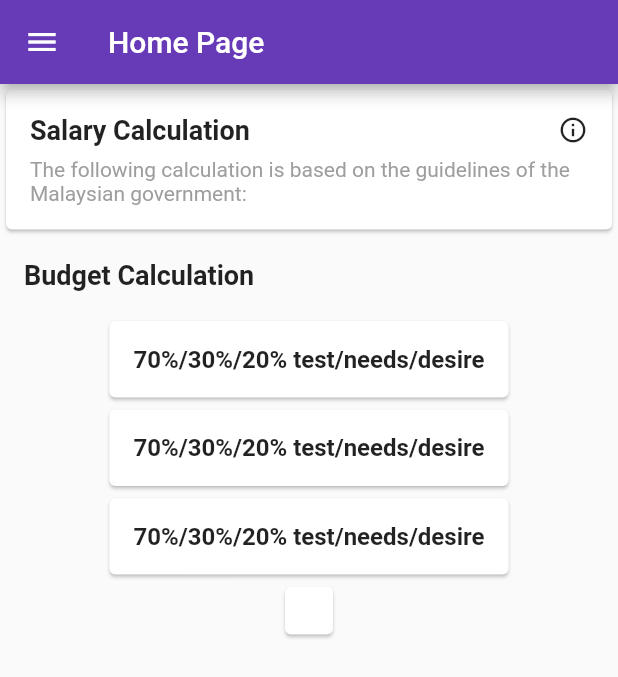
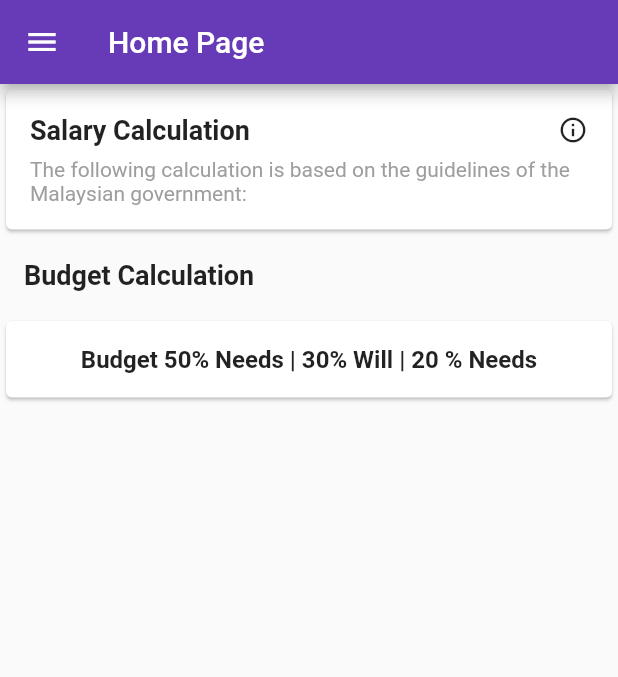
Before and after one commit to RizwanATC/walletapps, a Flutter app: the screen it shows after launch, on a phone screen of 412 x 824 dp. Shown: the top 677 px of the screen. Run offline on Flutter 3.47's test engine with Material 2 defaults, Android fonts, the phone set to English and light mode, and no system bars; drawn by our look-alikes of hidden_drawer_menu; our stand-ins replace google_fonts.

Commit message:
1. Budget Option Layout 2. Budget Option Calculation

```diff
--- a/lib/page/home_page.dart
+++ b/lib/page/home_page.dart
@@ -8,6 +8,16 @@ class HomePage extends StatefulWidget {
 }
 
 class _HomePageState extends State<HomePage> {
+
+  double _totalSalary = 10000;
+
+  Map<String, double> calculatePercentages(double totalSalary) {
+    double needs = totalSalary * 0.5;
+    double will = totalSalary * 0.3;
+    double savings = totalSalary * 0.2;
+
+    return {'Needs': needs, 'Will': will, 'Savings': savings};
+  }
 
   Map<String, double> _calculateValues(double salary) {
     double epf = (salary * 0.11).toDouble();
@@ -42,6 +52,7 @@ class _HomePageState extends State<HomePage> {
 
 
   bool _isExpanded = false;
+  bool _isBudgetExpend = false;
   TextEditingController _textEditingController = TextEditingController();
   String _displayText = '';
   int _enteredNumber = 0;
@@ -72,6 +83,19 @@ class _HomePageState extends State<HomePage> {
       _displayText = '';
     });
   }
+  void _BudgetExpandCard() {
+    setState(() {
+      _isBudgetExpend = true;
+    });
+  }
+
+  // Function to collapse the card
+  void _BudgetCollapseCard() {
+    setState(() {
+      _isBudgetExpend = false;
+
+    });
+  }
 
   // Function to update the display text
   void _updateDisplayText() {
@@ -99,7 +123,7 @@ class _HomePageState extends State<HomePage> {
               SizedBox(height: 10),
               Text('2. Tax will be calculated based on your salary range.'),
               SizedBox(height: 10),
-              Text('3. The following calculation is based on the guidelines of the Malaysian government:'),
+              Text('3. The following calculation is based on the guidelines of the Malaysian government.'),
             ],
           ),
           actions: [
@@ -118,7 +142,6 @@ class _HomePageState extends State<HomePage> {
   @override
   Widget build(BuildContext context) {
     return Scaffold(
-
       body: Column(
         children: [
           Card(
@@ -227,94 +250,91 @@ class _HomePageState extends State<HomePage> {
               ),
             ),
           ),
+          if (_isBudgetExpend) ...[
             SizedBox(height: 16),
+            ElevatedButton(
+              onPressed: () {
+                _BudgetCollapseCard();
+              },
+              child: Text('Close'),
+            ),
+          ],
+          SizedBox(height: 16),
+
+          Container(
+            alignment: Alignment.center,
+            child: Column(
+              crossAxisAlignment: CrossAxisAlignment.stretch,
+              children: [
                 Card(
-            child: InkWell(
+                  child: GestureDetector(
                     onTap: () {
-                // Add onTap function here
+                      setState(() {
+                        _isBudgetExpend = !_isBudgetExpend;
+                      });
                     },
-              child: Padding(
-                padding: EdgeInsets.all(16),
                     child: Column(
-                  crossAxisAlignment: CrossAxisAlignment.start,
                       children: [
-                    Text(
-                      '70%/30%/20% test/needs/desire',
+                        Padding(
+                          padding: const EdgeInsets.all(16),
+                          child: Text(
+                            'Budget 50% Needs | 30% Will | 20 % Needs',
                             style: TextStyle(
                               fontSize: 16,
                               fontWeight: FontWeight.bold,
+                            ),
+                            textAlign: TextAlign.center,
+                          ),
+                        ),
+                        if (_isBudgetExpend)
+                          Column(
+                            children: [
+                              Padding(
+                                padding: const EdgeInsets.all(16),
+                                child: Text(
+                                  '\$${_totalSalary.toStringAsFixed(2)}',
+                                  textAlign: TextAlign.center,
+                                ),
+                              ),
+                              Padding(
+                                padding: const EdgeInsets.all(8),
+                                child: Row(
+                                  mainAxisAlignment: MainAxisAlignment.spaceAround,
+                                  children: [
+                                    Column(
+                                      children: [
+                                        Text('50%'),
+                                        Text(
+                                          '\$${(_totalSalary * 0.5).toStringAsFixed(2)}',
+                                        ),
+                                      ],
+                                    ),
+                                    Column(
+                                      children: [
+                                        Text('30%'),
+                                        Text(
+                                          '\$${(_totalSalary * 0.3).toStringAsFixed(2)}',
+                                        ),
+                                      ],
+                                    ),
+                                    Column(
+                                      children: [
+                                        Text('20%'),
+                                        Text(
+                                          '\$${(_totalSalary * 0.2).toStringAsFixed(2)}',
+                                        ),
+                                      ],
+                                    ),
+                                  ],
                                 ),
                               ),
 
                             ],
                           ),
-              ),
-            ),
-          ),
-          Card(
-            child: InkWell(
-              onTap: () {
-                // Add onTap function here
-              },
-              child: Padding(
-                padding: EdgeInsets.all(16),
-                child: Column(
-                  crossAxisAlignment: CrossAxisAlignment.start,
-                  children: [
-                    Text(
-                      '70%/30%/20% test/needs/desire',
-                      style: TextStyle(
-                        fontSize: 16,
-                        fontWeight: FontWeight.bold,
-                      ),
-                    ),
-
                       ],
                     ),
                   ),
                 ),
-          ),
-          Card(
-            child: InkWell(
-              onTap: () {
-                // Add onTap function here
-              },
-              child: Padding(
-                padding: EdgeInsets.all(16),
-                child: Column(
-                  crossAxisAlignment: CrossAxisAlignment.start,
-                  children: [
-                    Text(
-                      '70%/30%/20% test/needs/desire',
-                      style: TextStyle(
-                        fontSize: 16,
-                        fontWeight: FontWeight.bold,
-                      ),
-                    ),
-
-                  ],
-                ),
-              ),
-            ),
-          ),
-          Card(
-            child: InkWell(
-              onTap: () {
-                // Add onTap function here
-              },
-              child: Padding(
-                padding: EdgeInsets.all(16),
-                child: Column(
-                  crossAxisAlignment: CrossAxisAlignment.start,
-                  children: [
-
-
-                  ],
-                ),
-              ),
-            ),
-          ),
-
 
 
 
@@ -325,6 +345,14 @@ class _HomePageState extends State<HomePage> {
 
             ),
 
+
+          ),
+
+        ],
+
+
+      ),
+
     );
   }
 }
```
Lines whose indentation alone changed are shown as unchanged.
